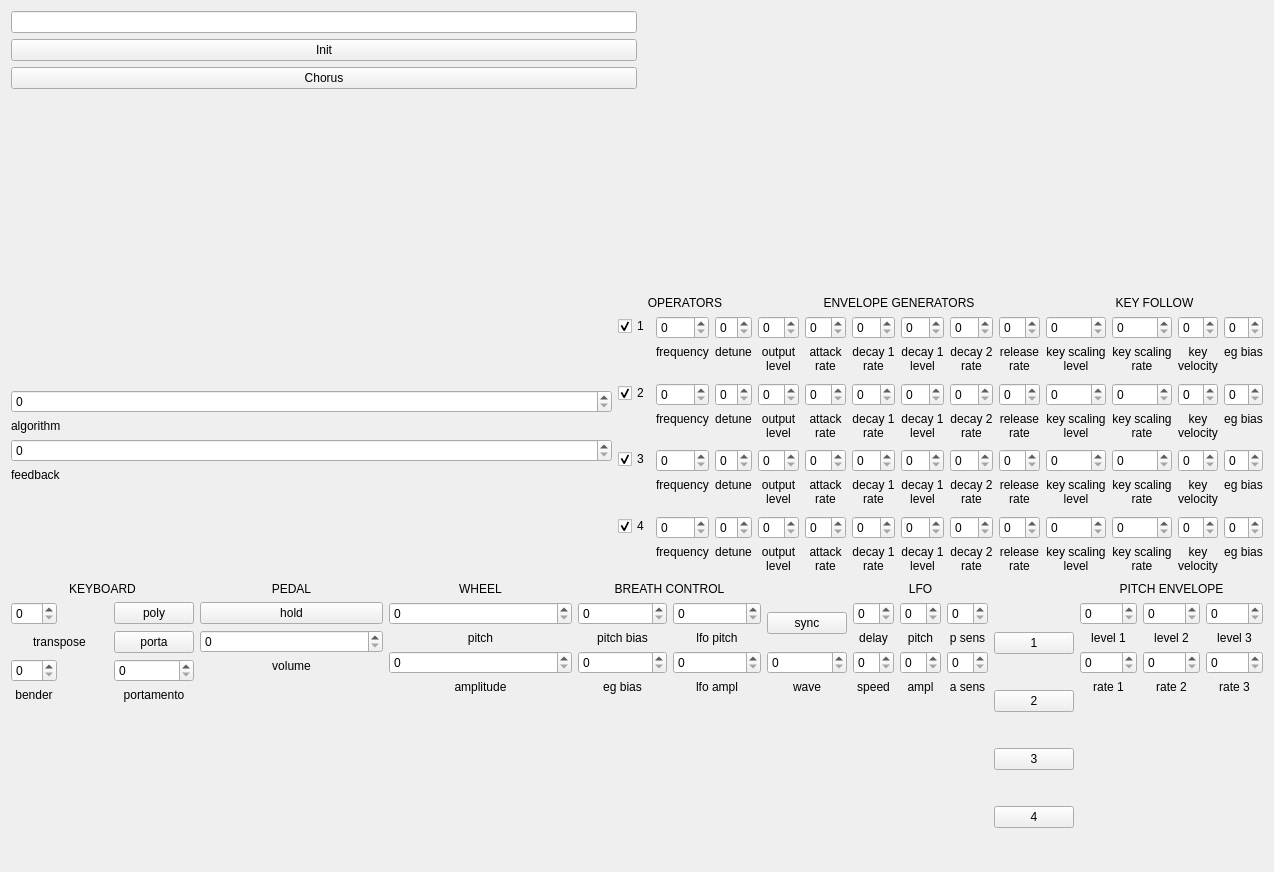
First picture: the form in src/DX21/dx21_widget.ui, repository duvha/dvisti, before the edit.
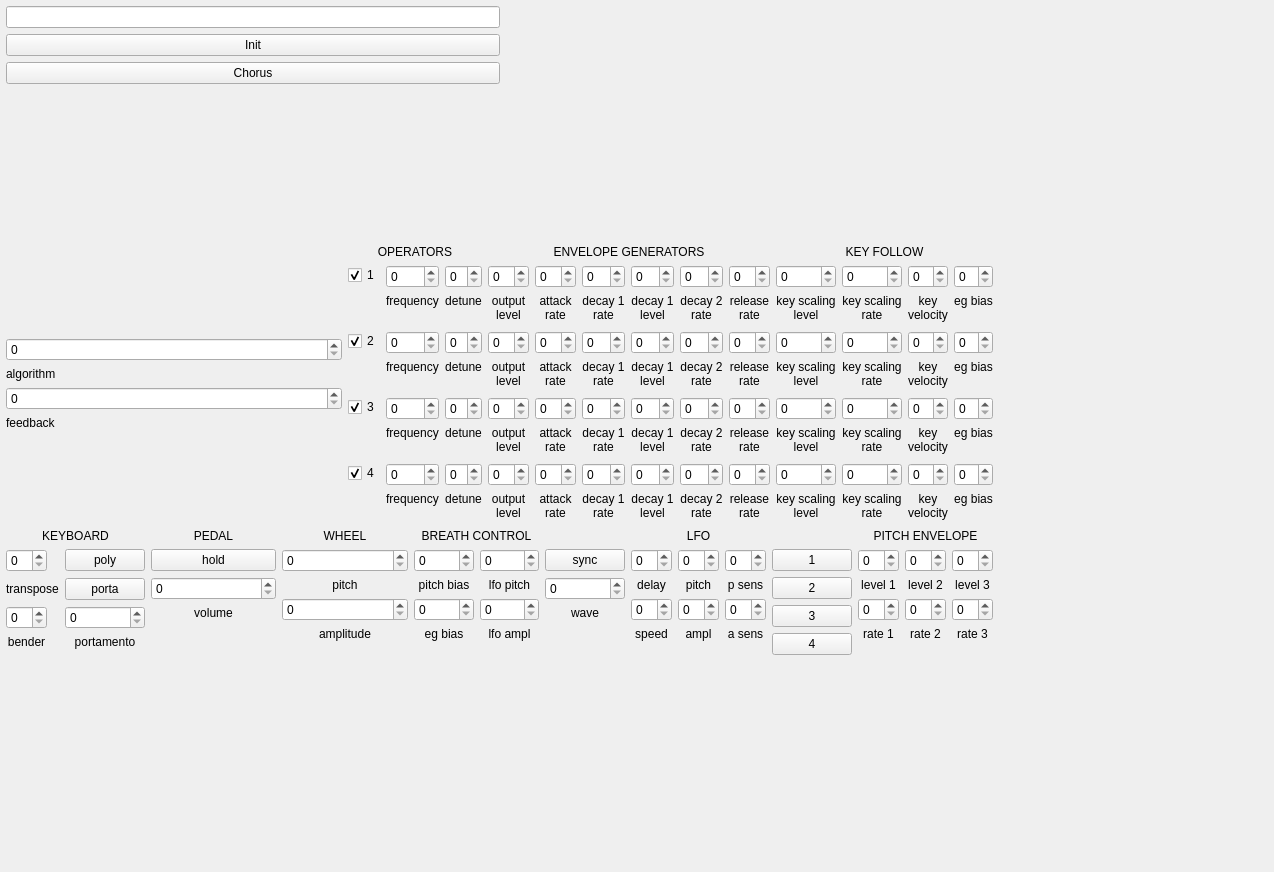
Second picture: the form after the edit.

Commit message: DX21 gui widget

Diff of the .ui file:
```diff
--- a/src/DX21/dx21_widget.ui
+++ b/src/DX21/dx21_widget.ui
@@ -13,7 +13,16 @@
   <property name="windowTitle">
    <string>Form</string>
   </property>
-  <layout class="QVBoxLayout" name="verticalLayout_55">
+  <widget class="QWidget" name="">
+   <property name="geometry">
+    <rect>
+     <x>6</x>
+     <y>6</y>
+     <width>987</width>
+     <height>756</height>
+    </rect>
+   </property>
+   <layout class="QVBoxLayout" name="verticalLayout_67">
    <item>
     <layout class="QHBoxLayout" name="horizontalLayout_2">
      <item>
@@ -1559,24 +1568,100 @@
      </item>
      <item>
       <layout class="QGridLayout" name="gridLayout_4">
-       <item row="1" column="0" rowspan="2">
+        <item row="1" column="0" rowspan="3">
+         <layout class="QVBoxLayout" name="verticalLayout_55">
+          <item>
         <widget class="QPushButton" name="pushButton_8">
          <property name="text">
           <string>sync</string>
          </property>
         </widget>
        </item>
+          <item>
+           <layout class="QVBoxLayout" name="verticalLayout_80">
+            <item>
+             <widget class="QSpinBox" name="spinBox_16"/>
+            </item>
+            <item>
+             <widget class="QLabel" name="label_70">
+              <property name="text">
+               <string>wave</string>
+              </property>
+              <property name="alignment">
+               <set>Qt::AlignCenter</set>
+              </property>
+             </widget>
+            </item>
+           </layout>
+          </item>
+          <item>
+           <spacer name="verticalSpacer_11">
+            <property name="orientation">
+             <enum>Qt::Vertical</enum>
+            </property>
+            <property name="sizeHint" stdset="0">
+             <size>
+              <width>20</width>
+              <height>40</height>
+             </size>
+            </property>
+           </spacer>
+          </item>
+         </layout>
+        </item>
        <item row="1" column="1">
+         <layout class="QVBoxLayout" name="verticalLayout_56">
+          <item>
         <widget class="QSpinBox" name="spinBox_13"/>
        </item>
+          <item>
+           <widget class="QLabel" name="label_71">
+            <property name="text">
+             <string>delay</string>
+            </property>
+            <property name="alignment">
+             <set>Qt::AlignCenter</set>
+            </property>
+           </widget>
+          </item>
+         </layout>
+        </item>
        <item row="1" column="2">
+         <layout class="QVBoxLayout" name="verticalLayout_60">
+          <item>
         <widget class="QSpinBox" name="spinBox_14"/>
        </item>
+          <item>
+           <widget class="QLabel" name="label_72">
+            <property name="text">
+             <string>pitch</string>
+            </property>
+            <property name="alignment">
+             <set>Qt::AlignCenter</set>
+            </property>
+           </widget>
+          </item>
+         </layout>
+        </item>
        <item row="1" column="3">
+         <layout class="QVBoxLayout" name="verticalLayout_61">
+          <item>
         <widget class="QSpinBox" name="spinBox_15"/>
        </item>
-       <item row="1" column="4" rowspan="5">
-        <layout class="QVBoxLayout" name="verticalLayout_73">
+          <item>
+           <widget class="QLabel" name="label_73">
+            <property name="text">
+             <string>p sens</string>
+            </property>
+            <property name="alignment">
+             <set>Qt::AlignCenter</set>
+            </property>
+           </widget>
+          </item>
+         </layout>
+        </item>
+        <item row="1" column="4" rowspan="3">
+         <layout class="QVBoxLayout" name="verticalLayout_54">
          <item>
           <widget class="QPushButton" name="pushButton_9">
            <property name="text">
@@ -1605,65 +1690,27 @@
            </property>
           </widget>
          </item>
+          <item>
+           <spacer name="verticalSpacer_14">
+            <property name="orientation">
+             <enum>Qt::Vertical</enum>
+            </property>
+            <property name="sizeHint" stdset="0">
+             <size>
+              <width>20</width>
+              <height>40</height>
+             </size>
+            </property>
+           </spacer>
+          </item>
         </layout>
        </item>
        <item row="2" column="1">
-        <widget class="QLabel" name="label_71">
-         <property name="text">
-          <string>delay</string>
-         </property>
-         <property name="alignment">
-          <set>Qt::AlignCenter</set>
-         </property>
-        </widget>
-       </item>
-       <item row="2" column="2">
-        <widget class="QLabel" name="label_72">
-         <property name="text">
-          <string>pitch</string>
-         </property>
-         <property name="alignment">
-          <set>Qt::AlignCenter</set>
-         </property>
-        </widget>
-       </item>
-       <item row="2" column="3">
-        <widget class="QLabel" name="label_73">
-         <property name="text">
-          <string>p sens</string>
-         </property>
-         <property name="alignment">
-          <set>Qt::AlignCenter</set>
-         </property>
-        </widget>
-       </item>
-       <item row="3" column="0" rowspan="2">
-        <layout class="QVBoxLayout" name="verticalLayout_80">
+         <layout class="QVBoxLayout" name="verticalLayout_62">
          <item>
-          <widget class="QSpinBox" name="spinBox_16"/>
-         </item>
-         <item>
-          <widget class="QLabel" name="label_70">
-           <property name="text">
-            <string>wave</string>
-           </property>
-           <property name="alignment">
-            <set>Qt::AlignCenter</set>
-           </property>
-          </widget>
-         </item>
-        </layout>
-       </item>
-       <item row="3" column="1">
         <widget class="QSpinBox" name="spinBox_17"/>
        </item>
-       <item row="3" column="2">
-        <widget class="QSpinBox" name="spinBox_18"/>
-       </item>
-       <item row="3" column="3">
-        <widget class="QSpinBox" name="spinBox_19"/>
-       </item>
-       <item row="4" column="1">
+          <item>
         <widget class="QLabel" name="label_74">
          <property name="text">
           <string>speed</string>
@@ -1673,7 +1720,14 @@
          </property>
         </widget>
        </item>
-       <item row="4" column="2">
+         </layout>
+        </item>
+        <item row="2" column="2">
+         <layout class="QVBoxLayout" name="verticalLayout_63">
+          <item>
+           <widget class="QSpinBox" name="spinBox_18"/>
+          </item>
+          <item>
         <widget class="QLabel" name="label_75">
          <property name="text">
           <string>ampl</string>
@@ -1683,7 +1737,14 @@
          </property>
         </widget>
        </item>
-       <item row="4" column="3">
+         </layout>
+        </item>
+        <item row="2" column="3">
+         <layout class="QVBoxLayout" name="verticalLayout_65">
+          <item>
+           <widget class="QSpinBox" name="spinBox_19"/>
+          </item>
+          <item>
         <widget class="QLabel" name="label_76">
          <property name="text">
           <string>a sens</string>
@@ -1693,8 +1754,10 @@
          </property>
         </widget>
        </item>
-       <item row="5" column="0" colspan="4">
-        <spacer name="verticalSpacer_11">
+         </layout>
+        </item>
+        <item row="3" column="1" colspan="3">
+         <spacer name="verticalSpacer_15">
          <property name="orientation">
           <enum>Qt::Vertical</enum>
          </property>
@@ -1826,6 +1889,7 @@
     </layout>
    </item>
   </layout>
+  </widget>
  </widget>
  <tabstops>
   <tabstop>checkBox_operator1</tabstop>
```
Lines whose indentation alone changed are shown as unchanged.
